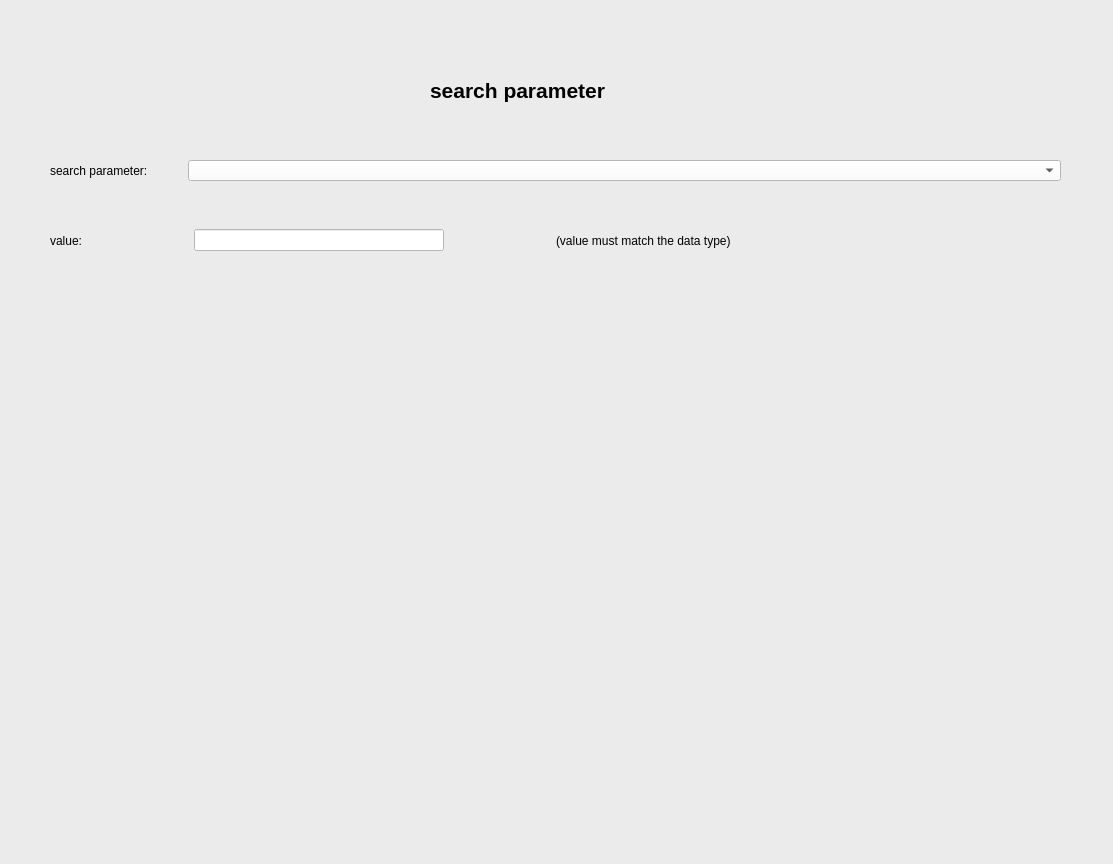
Old version of the form src/edcon/gui/configuration.ui in the repository Festo-se/festo-edcon.
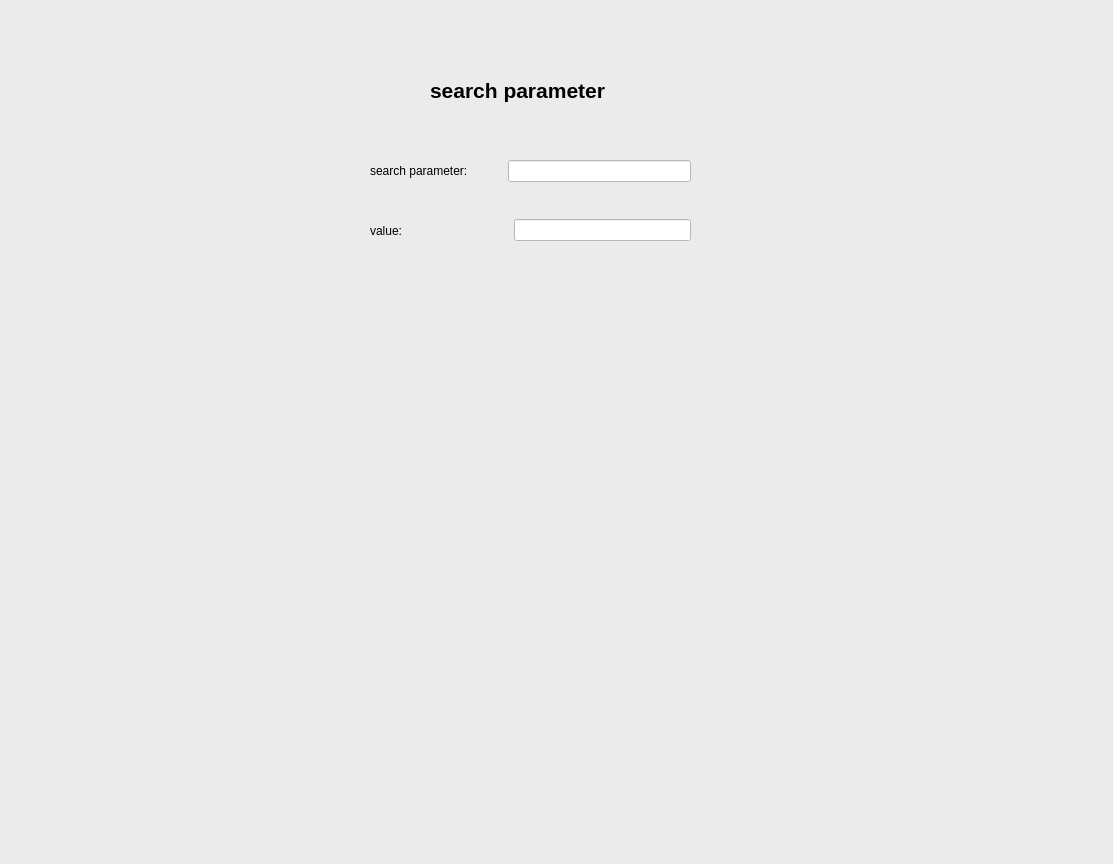
New version of the form.

Commit message: read and write pnu in gui

```diff
--- a/src/edcon/gui/configuration.ui
+++ b/src/edcon/gui/configuration.ui
@@ -29,10 +29,10 @@
    <widget class="QWidget" name="formLayoutWidget">
     <property name="geometry">
      <rect>
-      <x>40</x>
+      <x>360</x>
       <y>160</y>
-      <width>1031</width>
-      <height>41</height>
+      <width>341</width>
+      <height>42</height>
      </rect>
     </property>
     <layout class="QFormLayout" name="formLayout">
@@ -54,14 +54,6 @@
      <property name="bottomMargin">
       <number>10</number>
      </property>
-     <item row="0" column="1">
-      <widget class="QComboBox" name="cmbSearchParameter">
-       <property name="styleSheet">
-        <string notr="true">QComboBox{background-color:white;
-color:black}</string>
-       </property>
-      </widget>
-     </item>
      <item row="0" column="0">
       <widget class="QLabel" name="searchParameterLabel">
        <property name="text">
@@ -69,14 +61,37 @@
        </property>
       </widget>
      </item>
+     <item row="0" column="1">
+      <widget class="QLineEdit" name="txtsearchParameter">
+       <property name="focusPolicy">
+        <enum>Qt::StrongFocus</enum>
+       </property>
+       <property name="styleSheet">
+        <string notr="true">QLineEdit{background-color:white;
+color:black}</string>
+       </property>
+       <property name="inputMask">
+        <string>0000000000</string>
+       </property>
+       <property name="maxLength">
+        <number>10</number>
+       </property>
+       <property name="cursorPosition">
+        <number>0</number>
+       </property>
+       <property name="clearButtonEnabled">
+        <bool>true</bool>
+       </property>
+      </widget>
+     </item>
     </layout>
    </widget>
    <widget class="QWidget" name="horizontalLayoutWidget">
     <property name="geometry">
      <rect>
-      <x>40</x>
-      <y>230</y>
-      <width>701</width>
+      <x>360</x>
+      <y>220</y>
+      <width>341</width>
       <height>41</height>
      </rect>
     </property>
@@ -109,12 +124,8 @@
         <string notr="true">QLineEdit{background-color:white;
 color:black}</string>
        </property>
-      </widget>
-     </item>
-     <item>
-      <widget class="QLabel" name="label_8">
-       <property name="text">
-        <string>(value must match the data type)</string>
+       <property name="inputMask">
+        <string>0000000000</string>
        </property>
       </widget>
      </item>
```
Left out of the diff: 2 changed lines with no effect on the pictures. The commit also changes 4 other files.
